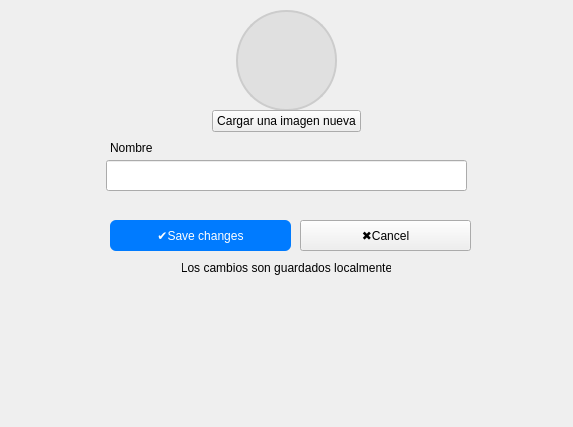
This is infraestructure/ui/pages/config/config_view.ui in judajaavAlt/PI2 as Qt 5 draws it before an edit. The edited form follows.
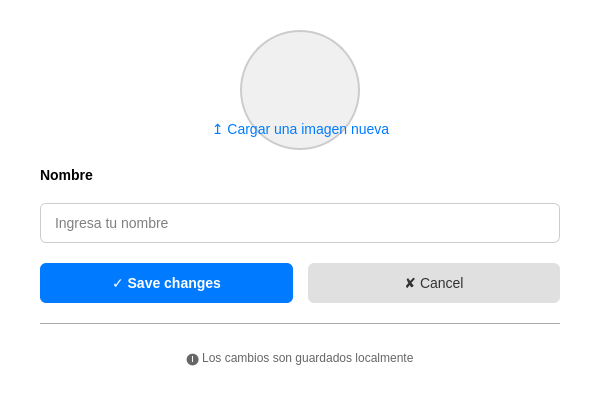
This is the edited form.

Commit message: config page fixed

Patch:
```diff
--- a/infraestructure/ui/pages/config/config_view.ui
+++ b/infraestructure/ui/pages/config/config_view.ui
@@ -6,156 +6,315 @@
    <rect>
     <x>0</x>
     <y>0</y>
-    <width>573</width>
-    <height>427</height>
+    <width>600</width>
+    <height>400</height>
    </rect>
   </property>
+  <property name="minimumSize">
+   <size>
+    <width>600</width>
+    <height>400</height>
+   </size>
+  </property>
   <property name="windowTitle">
    <string>Form</string>
   </property>
-  <widget class="QLabel" name="label">
-   <property name="geometry">
-    <rect>
-     <x>236</x>
-     <y>10</y>
-     <width>101</width>
-     <height>101</height>
-    </rect>
+  <property name="styleSheet">
+   <string notr="true">QWidget {
+    background-color: white;
+    font-family: Arial, sans-serif;
+}</string>
+  </property>
+  <layout class="QVBoxLayout" name="verticalLayout">
+   <property name="spacing">
+    <number>20</number>
    </property>
-   <property name="styleSheet">
-    <string notr="true">QLabel {
-    border-radius: 50px; /* ajustar al tamaño */
+   <property name="leftMargin">
+    <number>40</number>
+   </property>
+   <property name="topMargin">
+    <number>30</number>
+   </property>
+   <property name="rightMargin">
+    <number>40</number>
+   </property>
+   <property name="bottomMargin">
+    <number>30</number>
+   </property>
+   <item>
+    <layout class="QHBoxLayout" name="horizontalLayout_2">
+     <item>
+      <spacer name="horizontalSpacer">
+       <property name="orientation">
+        <enum>Qt::Orientation::Horizontal</enum>
+       </property>
+       <property name="sizeHint" stdset="0">
+        <size>
+         <width>40</width>
+         <height>20</height>
+        </size>
+       </property>
+      </spacer>
+     </item>
+     <item>
+      <widget class="QLabel" name="imageLabel">
+       <property name="minimumSize">
+        <size>
+         <width>120</width>
+         <height>120</height>
+        </size>
+       </property>
+       <property name="maximumSize">
+        <size>
+         <width>120</width>
+         <height>120</height>
+        </size>
+       </property>
+       <property name="styleSheet">
+        <string notr="true">QLabel#imageLabel {
+    border-radius: 60px;
     border: 2px solid #ccc;
-    background-color: #e0e0e0;
+    background-color: #f0f0f0;
+}</string>
+       </property>
+       <property name="text">
+        <string/>
+       </property>
+       <property name="alignment">
+        <set>Qt::AlignmentFlag::AlignCenter</set>
+       </property>
+      </widget>
+     </item>
+     <item>
+      <spacer name="horizontalSpacer_2">
+       <property name="orientation">
+        <enum>Qt::Orientation::Horizontal</enum>
+       </property>
+       <property name="sizeHint" stdset="0">
+        <size>
+         <width>40</width>
+         <height>20</height>
+        </size>
+       </property>
+      </spacer>
+     </item>
+    </layout>
+   </item>
+   <item>
+    <layout class="QHBoxLayout" name="horizontalLayout_3">
+     <item>
+      <spacer name="horizontalSpacer_3">
+       <property name="orientation">
+        <enum>Qt::Orientation::Horizontal</enum>
+       </property>
+       <property name="sizeHint" stdset="0">
+        <size>
+         <width>40</width>
+         <height>20</height>
+        </size>
+       </property>
+      </spacer>
+     </item>
+     <item>
+      <widget class="QToolButton" name="loadImageButton">
+       <property name="styleSheet">
+        <string notr="true">QToolButton {
+    background-color: transparent;
+    color: #007BFF;
+    border: none;
+    padding: 8px;
+    font-size: 14px;
 }
-</string>
-   </property>
-   <property name="text">
-    <string/>
-   </property>
-   <property name="alignment">
-    <set>Qt::AlignmentFlag::AlignCenter</set>
-   </property>
-  </widget>
-  <widget class="QLabel" name="label_4">
-   <property name="geometry">
-    <rect>
-     <x>9</x>
-     <y>73</y>
-     <width>16</width>
-     <height>16</height>
-    </rect>
-   </property>
-   <property name="text">
-    <string/>
-   </property>
-   <property name="alignment">
-    <set>Qt::AlignmentFlag::AlignCenter</set>
-   </property>
-  </widget>
-  <widget class="QToolButton" name="toolButton">
-   <property name="geometry">
-    <rect>
-     <x>212</x>
-     <y>110</y>
-     <width>149</width>
-     <height>22</height>
-    </rect>
-   </property>
-   <property name="text">
-    <string>Cargar una imagen nueva</string>
-   </property>
-  </widget>
-  <widget class="QLabel" name="label_3">
-   <property name="geometry">
-    <rect>
-     <x>110</x>
-     <y>140</y>
-     <width>44</width>
-     <height>16</height>
-    </rect>
-   </property>
-   <property name="text">
-    <string>Nombre</string>
-   </property>
-  </widget>
-  <widget class="QLineEdit" name="lineEdit">
-   <property name="geometry">
-    <rect>
-     <x>106</x>
-     <y>160</y>
-     <width>361</width>
-     <height>31</height>
-    </rect>
-   </property>
-  </widget>
-  <widget class="QPushButton" name="pushButton_2">
-   <property name="geometry">
-    <rect>
-     <x>300</x>
-     <y>220</y>
-     <width>171</width>
-     <height>31</height>
-    </rect>
-   </property>
-   <property name="styleSheet">
-    <string notr="true">
-QPushButton#cancelButton {
-    background-color: #E0E0E0;
-    color: black;
-    padding: 6px 12px;
+
+QToolButton:hover {
+    background-color: #f0f0f0;
+    border-radius: 4px;
+}</string>
+       </property>
+       <property name="text">
+        <string>↥ Cargar una imagen nueva</string>
+       </property>
+      </widget>
+     </item>
+     <item>
+      <spacer name="horizontalSpacer_4">
+       <property name="orientation">
+        <enum>Qt::Orientation::Horizontal</enum>
+       </property>
+       <property name="sizeHint" stdset="0">
+        <size>
+         <width>40</width>
+         <height>20</height>
+        </size>
+       </property>
+      </spacer>
+     </item>
+    </layout>
+   </item>
+   <item>
+    <spacer name="verticalSpacer">
+     <property name="orientation">
+      <enum>Qt::Orientation::Vertical</enum>
+     </property>
+     <property name="sizeHint" stdset="0">
+      <size>
+       <width>20</width>
+       <height>20</height>
+      </size>
+     </property>
+    </spacer>
+   </item>
+   <item>
+    <widget class="QLabel" name="label_3">
+     <property name="styleSheet">
+      <string notr="true">QLabel {
+    font-size: 14px;
+    font-weight: bold;
+}</string>
+     </property>
+     <property name="text">
+      <string>Nombre</string>
+     </property>
+    </widget>
+   </item>
+   <item>
+    <widget class="QLineEdit" name="nameLineEdit">
+     <property name="minimumSize">
+      <size>
+       <width>0</width>
+       <height>40</height>
+      </size>
+     </property>
+     <property name="styleSheet">
+      <string notr="true">QLineEdit {
+    border: 1px solid #ccc;
     border-radius: 6px;
+    padding: 8px 12px;
+    font-size: 14px;
+	color: black;
+}
+
+QLineEdit:focus {
+    border-color: #007BFF;
+    outline: none;
 }</string>
-   </property>
-   <property name="text">
-    <string>✖️Cancel</string>
-   </property>
-  </widget>
-  <widget class="QPushButton" name="pushButton">
-   <property name="geometry">
-    <rect>
-     <x>110</x>
-     <y>220</y>
-     <width>181</width>
-     <height>31</height>
-    </rect>
-   </property>
-   <property name="styleSheet">
-    <string notr="true">QPushButton {
+     </property>
+     <property name="placeholderText">
+      <string>Ingresa tu nombre</string>
+     </property>
+    </widget>
+   </item>
+   <item>
+    <spacer name="verticalSpacer_2">
+     <property name="orientation">
+      <enum>Qt::Orientation::Vertical</enum>
+     </property>
+     <property name="sizeHint" stdset="0">
+      <size>
+       <width>20</width>
+       <height>40</height>
+      </size>
+     </property>
+    </spacer>
+   </item>
+   <item>
+    <layout class="QHBoxLayout" name="horizontalLayout">
+     <property name="spacing">
+      <number>15</number>
+     </property>
+     <item>
+      <widget class="QPushButton" name="saveButton">
+       <property name="minimumSize">
+        <size>
+         <width>0</width>
+         <height>40</height>
+        </size>
+       </property>
+       <property name="styleSheet">
+        <string notr="true">QPushButton#saveButton {
     background-color: #007BFF;
     color: white;
-    padding: 6px 12px;
+    padding: 10px 20px;
     border-radius: 6px;
+    border: none;
+    font-size: 14px;
+    font-weight: bold;
+}
 
+QPushButton#saveButton:hover {
+    background-color: #0056b3;
+}
+
+QPushButton#saveButton:pressed {
+    background-color: #004085;
 }</string>
-   </property>
-   <property name="text">
-    <string>✔️Save changes</string>
-   </property>
-  </widget>
-  <widget class="QLabel" name="label_5">
-   <property name="geometry">
-    <rect>
-     <x>182</x>
-     <y>260</y>
-     <width>209</width>
-     <height>16</height>
-    </rect>
-   </property>
-   <property name="styleSheet">
-    <string notr="true">QLabel#statusLabel {
-    color: gray;
-    font-size: 11px;
+       </property>
+       <property name="text">
+        <string>✓ Save changes</string>
+       </property>
+      </widget>
+     </item>
+     <item>
+      <widget class="QPushButton" name="cancelButton">
+       <property name="minimumSize">
+        <size>
+         <width>0</width>
+         <height>40</height>
+        </size>
+       </property>
+       <property name="styleSheet">
+        <string notr="true">QPushButton#cancelButton {
+    background-color: #E0E0E0;
+    color: #333;
+    padding: 10px 20px;
+    border-radius: 6px;
+    border: none;
+    font-size: 14px;
 }
-</string>
-   </property>
-   <property name="text">
-    <string>Los cambios son guardados localmente</string>
-   </property>
-   <property name="alignment">
-    <set>Qt::AlignmentFlag::AlignCenter</set>
-   </property>
-  </widget>
+
+QPushButton#cancelButton:hover {
+    background-color: #d0d0d0;
+}
+
+QPushButton#cancelButton:pressed {
+    background-color: #c0c0c0;
+}</string>
+       </property>
+       <property name="text">
+        <string>✘ Cancel</string>
+       </property>
+      </widget>
+     </item>
+    </layout>
+   </item>
+   <item>
+    <widget class="Line" name="line">
+     <property name="styleSheet">
+      <string notr="true"/>
+     </property>
+     <property name="orientation">
+      <enum>Qt::Orientation::Horizontal</enum>
+     </property>
+    </widget>
+   </item>
+   <item>
+    <widget class="QLabel" name="label_5">
+     <property name="styleSheet">
+      <string notr="true">QLabel#label_5 {
+    color: #666;
+    font-size: 12px;
+    padding: 5px;
+}</string>
+     </property>
+     <property name="text">
+      <string>🅘 Los cambios son guardados localmente</string>
+     </property>
+     <property name="alignment">
+      <set>Qt::AlignmentFlag::AlignCenter</set>
+     </property>
+    </widget>
+   </item>
+  </layout>
  </widget>
  <resources/>
  <connections/>
```
Left out of the diff: 2 changed lines with no effect on the pictures. The commit also changes 1 other file.
